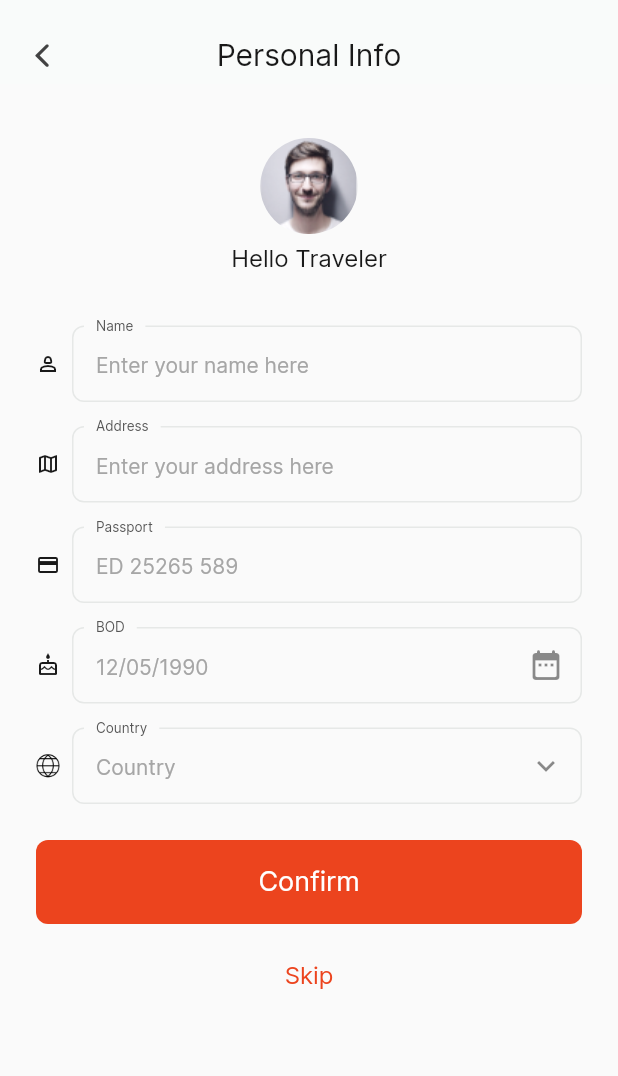
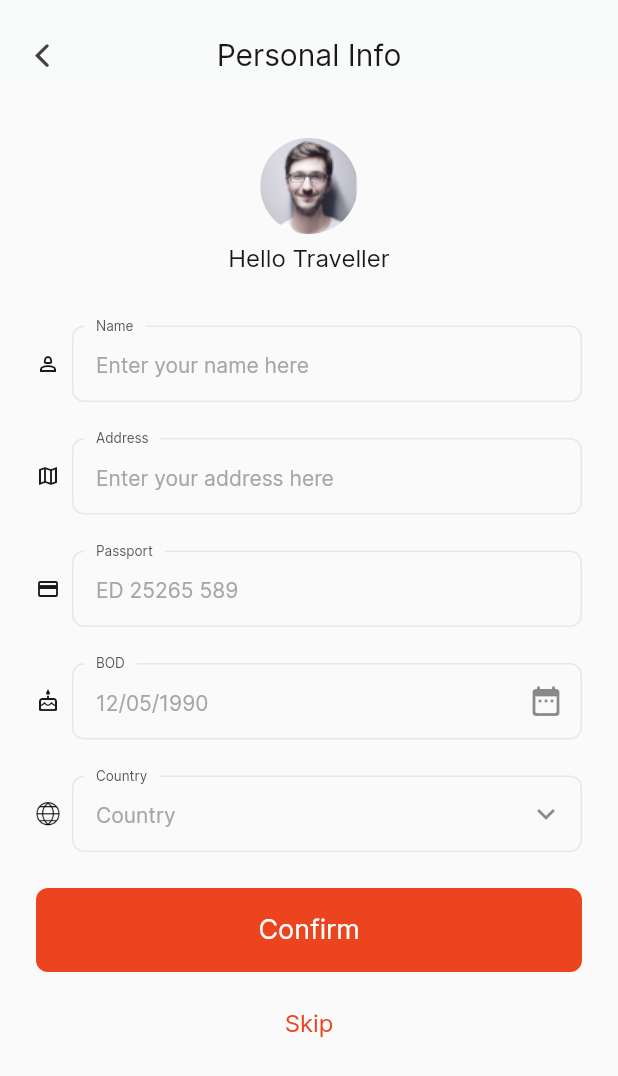
Before and after one commit to ramanassif/Book_Flight_App, a Flutter app: the PersonalInfoScreen screen opened by its route, on a phone screen of 412 x 824 dp. Shown: the top 1076 px of the screen. Run offline on Flutter 3.47's test engine with Material 2 defaults, Android fonts, the phone set to English and light mode, and no system bars; our stand-ins replace easy_localization, flutter_svg, loading_animation_widget; missing offline and left inert: desktop_window.

Commit message:
Refactor code

```diff
--- a/lib/features/personal_info_screen/screens/personal_info_screen.dart
+++ b/lib/features/personal_info_screen/screens/personal_info_screen.dart
@@ -84,7 +84,7 @@ class _PersonalInfoScreenState extends State<PersonalInfoScreen> {
                     height: 6,
                   ),
                   const Text(
-                    'Hello Traveler',
+                    'Hello Traveller',
                     style: TextStyle(
                       color: kDarkColor,
                       fontSize: 16,
@@ -156,7 +156,7 @@ class _PersonalInfoScreenState extends State<PersonalInfoScreen> {
                             ],
                           ),
                           const SizedBox(
-                            height: 16.0,
+                            height: 24.0,
                           ),
                           Row(
                             children: [
@@ -214,7 +214,7 @@ class _PersonalInfoScreenState extends State<PersonalInfoScreen> {
                             ],
                           ),
                           const SizedBox(
-                            height: 16.0,
+                            height: 24.0,
                           ),
                           Row(
                             children: [
@@ -272,7 +272,7 @@ class _PersonalInfoScreenState extends State<PersonalInfoScreen> {
                             ],
                           ),
                           const SizedBox(
-                            height: 16.0,
+                            height: 24.0,
                           ),
                           Row(
                             children: [
@@ -332,7 +332,7 @@ class _PersonalInfoScreenState extends State<PersonalInfoScreen> {
                             ],
                           ),
                           const SizedBox(
-                            height: 16.0,
+                            height: 24.0,
                           ),
                           Row(
                             children: [
```
